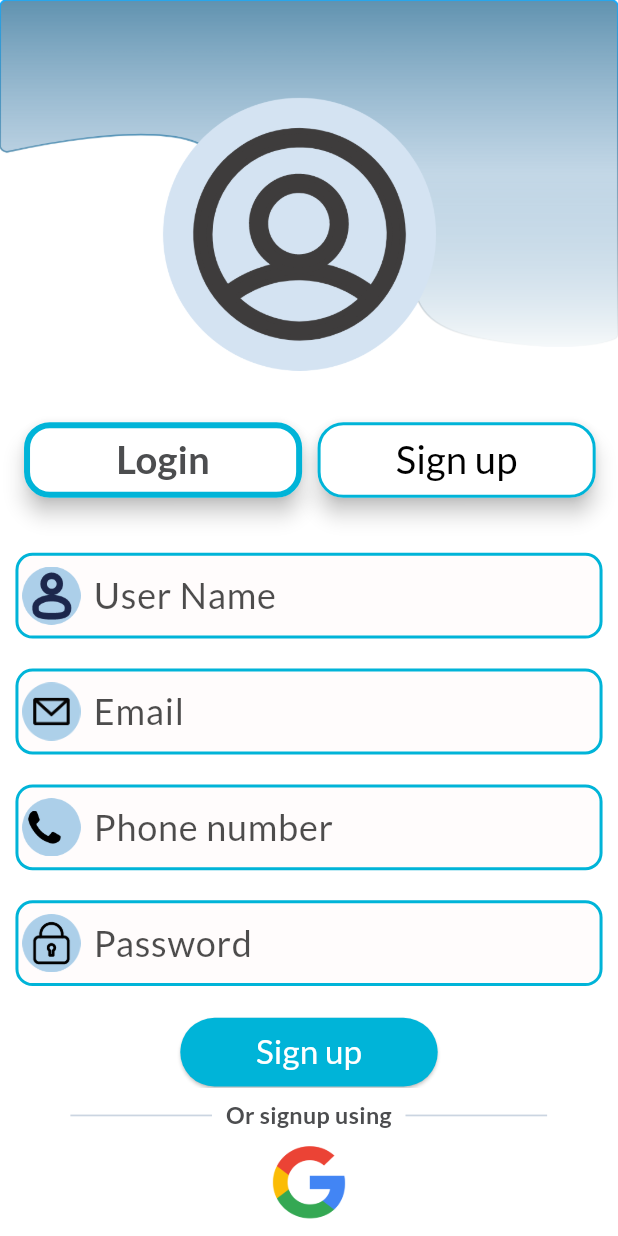
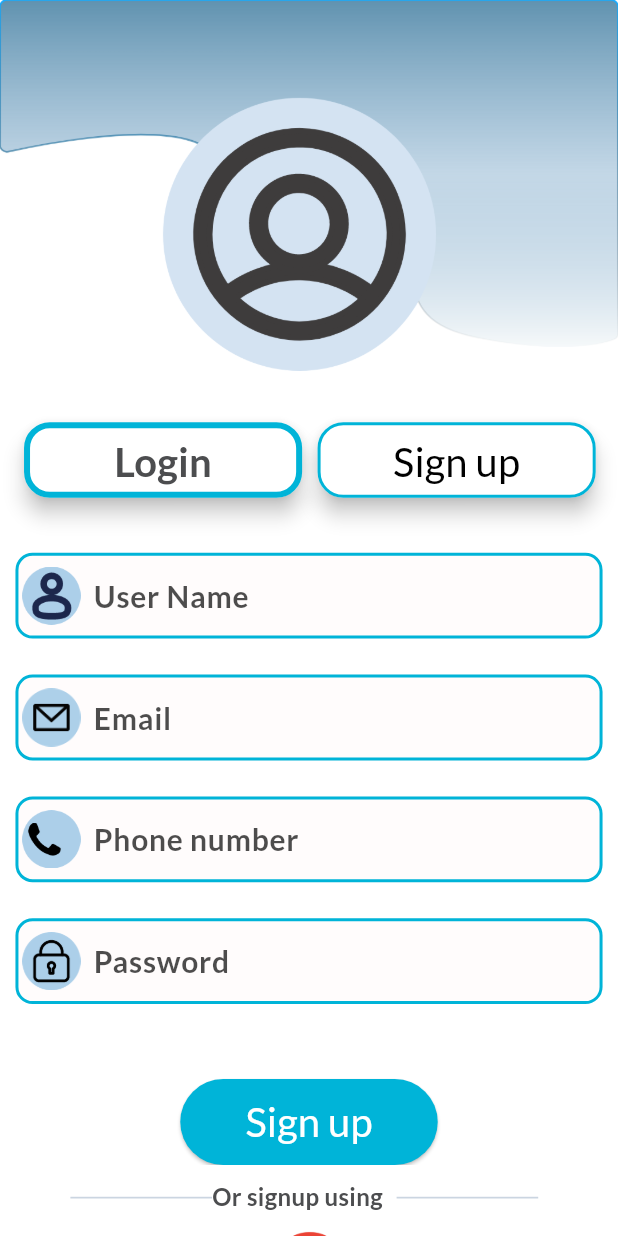
Before and after one commit to NehaKamath29/MobileAppDev-HealthSync, a Flutter app: the FormScreen widget shown alone on an empty page, opened directly, on a phone screen of 412 x 824 dp. Run offline on Flutter 3.47's test engine with Material 3 defaults, Android fonts, the phone set to English and light mode, and no system bars; our stand-ins replace carousel_slider, cloud_firestore, email_validator, firebase_core, fluttertoast, google_fonts and 3 more; missing offline and left inert: auto_size_text_field; accounts and stored records are empty.

```diff
--- a/lib/main.dart
+++ b/lib/main.dart
@@ -11,11 +11,10 @@ import 'package:healthsync_app/pages/signup.dart';
 //import 'package:healthsync_app/pages/profile_landing.dart';
 //import 'package:healthsync_app/pages/home.dart';
 import 'package:healthsync_app/pages/book_appointment.dart';
-//import 'package:healthsync_app/pages/personal_profile.dart';
+import 'package:healthsync_app/pages/personal_profile.dart';
 //import 'package:healthsync_app/pages/ba_doc_info.dart';
 import 'package:healthsync_app/pages/ba_general_physician.dart';
 import 'package:healthsync_app/pages/ba_slot.dart';
-//import 'package:healthsync_app/pages/home.dart';
 //import 'package:healthsync_app/pages/notifications.dart';
 import 'package:healthsync_app/pages/medbill_app.dart';
 import 'package:healthsync_app/pages/medbill_lab.dart';
@@ -65,7 +64,7 @@ class MyApp extends StatelessWidget {
       home: const Scaffold(
         body: SingleChildScrollView(
           child:
-              BaSlotClass(), //Give the class name of the page you want to be displayed and import the respective file. After navigations,
+              PersonalProfile(), //Give the class name of the page you want to be displayed and import the respective file. After navigations,
           //only the landing page class name will be given ig.
         ),
       ),
--- a/lib/pages/profile_landing.dart
+++ b/lib/pages/profile_landing.dart
@@ -1,5 +1,6 @@
 import 'package:cloud_firestore/cloud_firestore.dart';
 import 'package:flutter/material.dart';
+import 'package:healthsync_app/pages/personal_profile.dart';
 import 'package:healthsync_app/utils/utils.dart';
 import 'package:shared_preferences/shared_preferences.dart';
 import 'package:loading_animation_widget/loading_animation_widget.dart';
@@ -241,6 +242,11 @@ class YourWidget extends StatelessWidget {
                 child: ElevatedButton(
                   onPressed: () {
                     // Add your logic here for 'Edit profile' button
+
+                    Navigator.push(
+                    context,
+                    MaterialPageRoute(builder: (context) => const PersonalProfile()),
+    );
                   },
                   style: ElevatedButton.styleFrom(
                     padding:
--- a/lib/pages/signup.dart
+++ b/lib/pages/signup.dart
@@ -25,23 +25,23 @@ class _FormScreenState extends State<FormScreen> {
     double baseWidth = 360;
     double fem = MediaQuery.of(context).size.width / baseWidth;
     double ffem = fem * 0.97;
-    return
-    //  Scaffold(
+    return SingleChildScrollView(
+
     // body:
-    SingleChildScrollView(
+    child:Material(
       child: Form(
         key: _formKey,
         child: SizedBox(
           width: double.infinity,
           child: Container(
             width: double.infinity,
-            height: 800 * fem,
+            //height: 800 * fem,
             decoration: const BoxDecoration(
               color: Color(0xffffffff),
             ),
             child: SizedBox(
               width: double.infinity,
-              height: 769 * fem,
+              //height: 769 * fem,
               child: Column(
                 crossAxisAlignment: CrossAxisAlignment.center,
                 children: [
@@ -110,7 +110,7 @@ ElevatedButton(
         textAlign: TextAlign.center,
         style: safeGoogleFont(
           'Lato',
-          fontSize: 23 * ffem,
+          fontSize: 24 * ffem,
           fontWeight: FontWeight.w700,
           height: 1.1764705882 * ffem / fem,
           color: Color(0xff4c4d4f),
@@ -157,7 +157,7 @@ ElevatedButton(
                                       textAlign: TextAlign.center,
                                       style: safeGoogleFont(
                                         'Lato',
-                                        fontSize: 23 * ffem,
+                                        fontSize: 24 * ffem,
                                         fontWeight: FontWeight.w500,
                                         height: 1.1764705882 * ffem / fem,
                                         color: Color(0xff000000),
@@ -183,7 +183,7 @@ ElevatedButton(
                             ),
                             focusedBorder: OutlineInputBorder(
                               borderSide: const BorderSide(
-                                  width: 2, color: Color(0xff00b4d8)),
+                                  width: 3.5, color: Color(0xff00b4d8)),
                               borderRadius: BorderRadius.circular(10 * fem),
                             ),
                             filled: true,
@@ -203,8 +203,9 @@ ElevatedButton(
                             ),
                             labelText: 'User Name',
                             labelStyle: const TextStyle(
-                              fontSize: 24,
+                              fontSize: 20,
                               fontFamily: 'Lato',
+                              fontWeight: FontWeight.w600,
                               color: Color(0xb2000000),
                             ),
                             contentPadding: EdgeInsets.symmetric(
@@ -220,7 +221,7 @@ ElevatedButton(
 
                         //Email
                         const SizedBox(
-                          height: 20,
+                          height: 24,
                         ),
                         TextFormField(
                           keyboardType: TextInputType.emailAddress,
@@ -235,7 +236,7 @@ ElevatedButton(
                             ),
                             focusedBorder: OutlineInputBorder(
                               borderSide: const BorderSide(
-                                  width: 2, color: Color(0xff00b4d8)),
+                                  width: 3.5, color: Color(0xff00b4d8)),
                               borderRadius: BorderRadius.circular(10 * fem),
                             ),
                             filled: true,
@@ -255,7 +256,8 @@ ElevatedButton(
                             ),
                             labelText: 'Email',
                             labelStyle: const TextStyle(
-                              fontSize: 24,
+                              fontSize: 20,
+                              fontWeight: FontWeight.w600,
                               fontFamily: 'Lato',
                               color: Color(0xb2000000),
                             ),
@@ -274,7 +276,7 @@ ElevatedButton(
 
                         //Phone number
                         const SizedBox(
-                          height: 20,
+                          height: 24,
                         ),
                         TextFormField(
                           controller: phoneNumberController,
@@ -288,7 +290,7 @@ ElevatedButton(
                             ),
                             focusedBorder: OutlineInputBorder(
                               borderSide: const BorderSide(
-                                  width: 2, color: Color(0xff00b4d8)),
+                                  width: 3.5, color: Color(0xff00b4d8)),
                               borderRadius: BorderRadius.circular(10 * fem),
                             ),
                             filled: true,
@@ -308,7 +310,8 @@ ElevatedButton(
                             ),
                             labelText: 'Phone number',
                             labelStyle: const TextStyle(
-                              fontSize: 24,
+                              fontSize: 20,
+                              fontWeight: FontWeight.w600,
                               fontFamily: 'Lato',
                               color: Color(0xb2000000),
                             ),
@@ -332,7 +335,7 @@ ElevatedButton(
 
                         //password
                         const SizedBox(
-                          height: 20,
+                          height: 24,
                         ),
                         TextFormField(
                           obscureText: true,
@@ -347,7 +350,7 @@ ElevatedButton(
                             ),
                             focusedBorder: OutlineInputBorder(
                               borderSide: const BorderSide(
-                                  width: 2, color: Color(0xff00b4d8)),
+                                  width: 3.5, color: Color(0xff00b4d8)),
                               borderRadius: BorderRadius.circular(10 * fem),
                             ),
                             filled: true,
@@ -367,7 +370,8 @@ ElevatedButton(
                             ),
                             labelText: 'Password',
                             labelStyle: const TextStyle(
-                              fontSize: 24,
+                              fontSize: 20,
+                              fontWeight: FontWeight.w600,
                               fontFamily: 'Lato',
                               color: Color(0xb2000000),
                             ),
@@ -398,7 +402,7 @@ ElevatedButton(
 
                         //Signup button
                         const SizedBox(
-                          height: 20,
+                          height: 50,
                         ),
                         ElevatedButton(
                           onPressed: () async {
@@ -423,7 +427,7 @@ ElevatedButton(
                                   // Email already exists, show warning
                                   print("Email already exists");
                                   ScaffoldMessenger.of(context).showSnackBar(
-                                    SnackBar(
+                                    const SnackBar(
                                       content: Text("Email already exists."),
                                       duration: Duration(seconds: 3),
                                     ),
@@ -450,28 +454,28 @@ ElevatedButton(
                                   );
                             await prefs.setString('user_email', email);
 
-                                  print("Signup successful");
+                                  //print("Signup successful");
                                 }
                               });
-                            } else
-                              print("Not a success");
+                            } //else
+                              //print("Not a success");
                             // Add the logic you want to execute when the button is pressed
                           },
                           style: ElevatedButton.styleFrom(
                             backgroundColor:
-                                Color(0xff00b4d8), // Background color
+                                const Color(0xff00b4d8), // Background color
                             shape: RoundedRectangleBorder(
                               borderRadius: BorderRadius.circular(28 * fem),
                             ),
-                            minimumSize: Size(150 * fem, 40 * fem),
+                            minimumSize: Size(150* fem, 50 * fem),
                           ),
                           child: Text(
                             'Sign up',
                             style: safeGoogleFont(
                               'Lato',
-                              fontSize: 20 * ffem,
+                              fontSize: 24 * ffem,
                               fontWeight: FontWeight.w400,
-                              color: Color(0xffffffff),
+                              color: const Color(0xffffffff),
                             ),
                           ),
                         ),
@@ -481,44 +485,50 @@ ElevatedButton(
                               32 * fem, 8 * fem, 32 * fem, 8 * fem),
                           width: double.infinity,
                           decoration: BoxDecoration(
-                            color: Color(0xffffffff),
+                            color: const Color(0xffffffff),
                             borderRadius: BorderRadius.circular(16 * fem),
                           ),
                           child: Row(
                             crossAxisAlignment: CrossAxisAlignment.center,
                             children: [
+
+
                               Container(
                                 // line2KSU (159:209)
                                 margin: EdgeInsets.fromLTRB(
-                                    0 * fem, 1 * fem, 0 * fem, 0 * fem),
+                                    0 * fem, 2 * fem, 0 * fem, 0 * fem),
                                 width: 82.5 * fem,
                                 height: 1 * fem,
                                 decoration: const BoxDecoration(
                                   color: Color(0xffcbd5e1),
                                 ),
                               ),
-                              SizedBox(
+                              /*SizedBox(
                                 width: 8 * fem,
-                              ),
+                              ),*/
+
                               Text(
                                 // orsignupusing2bn (159:210)
                                 'Or signup using',
+                                overflow: TextOverflow.ellipsis,
                                 textAlign: TextAlign.center,
                                 style: safeGoogleFont(
                                   'Lato',
-                                  fontSize: 14 * ffem,
+                                  fontSize: 16,
                                   fontWeight: FontWeight.w600,
-                                  height: 1.1428571429 * ffem / fem,
-                                  color: Color(0xff4c4d4f),
+                                  //height: 1.1428571429 * ffem / fem,
+                                  color: const Color(0xff4c4d4f),
                                 ),
                               ),
+
+
                               SizedBox(
                                 width: 8 * fem,
                               ),
                               Container(
                                 // line1wye (159:211)
                                 margin: EdgeInsets.fromLTRB(
-                                    0 * fem, 1 * fem, 0 * fem, 0 * fem),
+                                    0 * fem, 2 * fem, 0 * fem, 0 * fem),
                                 width: 82.5 * fem,
                                 height: 1 * fem,
                                 decoration: const BoxDecoration(
@@ -528,6 +538,10 @@ ElevatedButton(
                             ],
                           ),
                         ),
+
+
+
+
                         SizedBox(
                           // image18ssJ (159:212)
                           width: 48 * fem,
@@ -546,7 +560,7 @@ ElevatedButton(
           ),
         ),
       ),
-    // ),
+    ),
     );
   }
 }
```
Also changed, not shown: lib/pages/health_profile.dart (+130 -24 lines), lib/pages/personal_profile.dart (+92 -32 lines).
